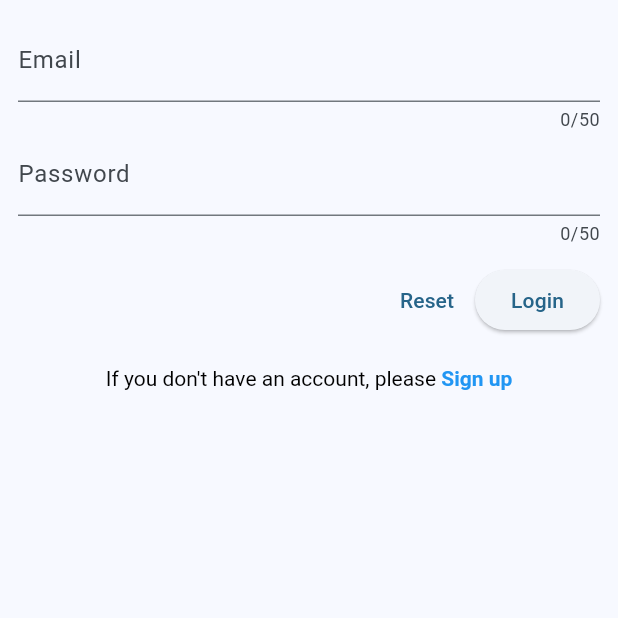
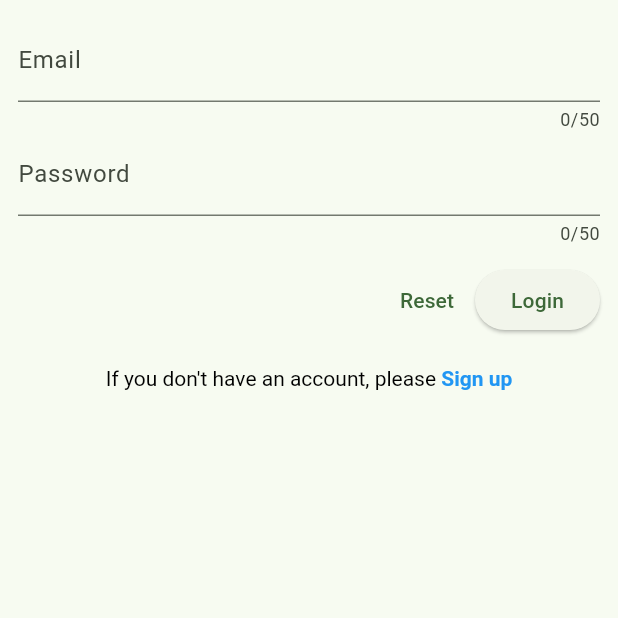
Before and after one commit to Sofiia13/travel_app, a Flutter app: the screen it shows after launch, on a phone screen of 412 x 824 dp, the top half of it. Run offline on Flutter 3.47's test engine with Material 3 defaults, Android fonts, the phone set to English and light mode, and no system bars; our stand-ins replace firebase_auth, firebase_core, firebase_database, flutter_map, geocoding, google_fonts and 3 more; missing offline and left inert: googleapis; accounts and stored records are empty.

Commit message:
Added appBarTheme and iconTheme

```diff
--- a/lib/main.dart
+++ b/lib/main.dart
@@ -21,7 +21,21 @@ class MyApp extends StatelessWidget {
       title: 'Flutter Demo',
       theme: ThemeData(
         colorScheme: ColorScheme.fromSeed(
-            seedColor: const Color.fromARGB(255, 58, 135, 183)),
+          seedColor: const Color.fromARGB(255, 13, 84, 20),
+        ),
+        appBarTheme: AppBarTheme(
+          backgroundColor: const Color.fromARGB(255, 13, 84, 20),
+          titleTextStyle: GoogleFonts.barlow(
+            fontSize: 25,
+            color: Colors.white,
+          ),
+          iconTheme: const IconThemeData(
+            color: Colors.white, // Set AppBar icons to white
+          ),
+        ),
+        iconTheme: const IconThemeData(
+          color: Colors.white,
+        ),
         textTheme: TextTheme(
           displayLarge: const TextStyle(
             fontSize: 72,
@@ -36,6 +50,7 @@ class MyApp extends StatelessWidget {
           displaySmall: GoogleFonts.pacifico(),
         ),
       ),
+
       // home: const TabsScreen(),
       home: FirebaseAuth.instance.currentUser == null
           ? const LogInScreen()
```
